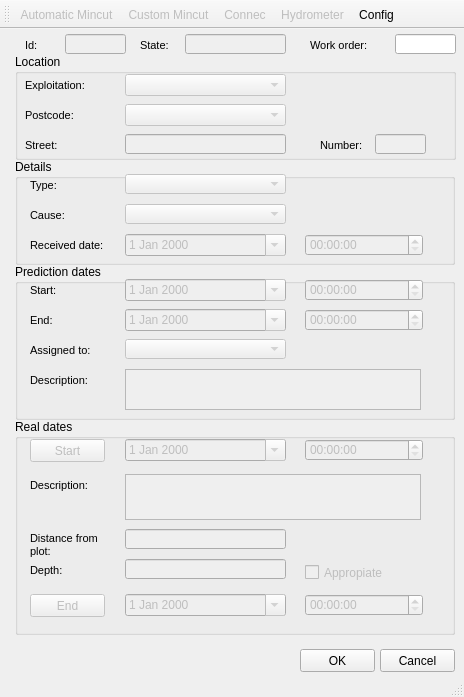
Qt form ui/mincut.ui (Giswater/giswater_qgis_plugin) before a commit.
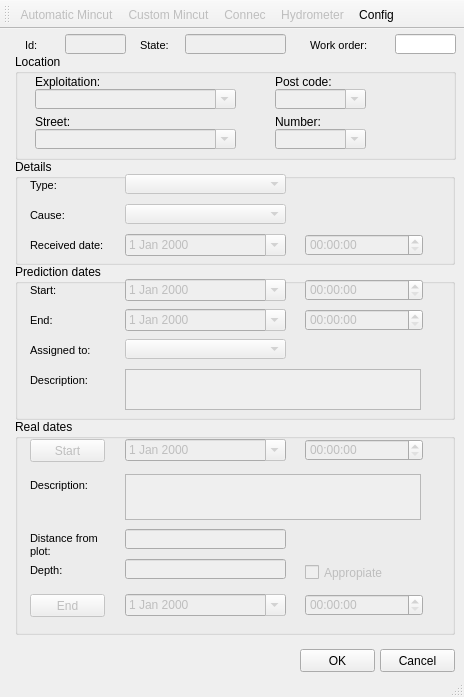
The same form after that commit. Icons and pictures are not drawn.

```diff
--- a/ui/mincut.ui
+++ b/ui/mincut.ui
@@ -26,206 +26,120 @@
     <property name="title">
      <string>Location</string>
     </property>
-    <widget class="QLineEdit" name="number">
-     <property name="enabled">
-      <bool>false</bool>
-     </property>
+    <widget class="QLabel" name="label_connec_4">
      <property name="geometry">
       <rect>
-       <x>360</x>
-       <y>80</y>
-       <width>51</width>
-       <height>20</height>
+       <x>260</x>
+       <y>60</y>
+       <width>81</width>
+       <height>16</height>
       </rect>
-     </property>
-     <property name="text">
-      <string/>
-     </property>
-    </widget>
-    <widget class="QLabel" name="label_label_x_2">
-     <property name="geometry">
-      <rect>
-       <x>10</x>
-       <y>80</y>
-       <width>90</width>
-       <height>22</height>
-      </rect>
-     </property>
-     <property name="font">
-      <font>
-       <pointsize>8</pointsize>
-      </font>
-     </property>
-     <property name="frameShape">
-      <enum>QFrame::NoFrame</enum>
-     </property>
-     <property name="frameShadow">
-      <enum>QFrame::Plain</enum>
-     </property>
-     <property name="text">
-      <string>Street:</string>
-     </property>
-     <property name="textFormat">
-      <enum>Qt::AutoText</enum>
-     </property>
-     <property name="scaledContents">
-      <bool>false</bool>
-     </property>
-     <property name="alignment">
-      <set>Qt::AlignLeading|Qt::AlignLeft|Qt::AlignVCenter</set>
-     </property>
-     <property name="margin">
-      <number>3</number>
-     </property>
-    </widget>
-    <widget class="QLabel" name="label_label_x_3">
-     <property name="geometry">
-      <rect>
-       <x>305</x>
-       <y>80</y>
-       <width>51</width>
-       <height>22</height>
-      </rect>
-     </property>
-     <property name="font">
-      <font>
-       <pointsize>8</pointsize>
-      </font>
-     </property>
-     <property name="frameShape">
-      <enum>QFrame::NoFrame</enum>
-     </property>
-     <property name="frameShadow">
-      <enum>QFrame::Plain</enum>
      </property>
      <property name="text">
       <string>Number:</string>
      </property>
-     <property name="textFormat">
-      <enum>Qt::AutoText</enum>
+    </widget>
+    <widget class="QLabel" name="label_connec_5">
+     <property name="geometry">
+      <rect>
+       <x>20</x>
+       <y>60</y>
+       <width>81</width>
+       <height>16</height>
+      </rect>
      </property>
-     <property name="scaledContents">
+     <property name="text">
+      <string>Street:</string>
+     </property>
+    </widget>
+    <widget class="QComboBox" name="address_number">
+     <property name="enabled">
       <bool>false</bool>
      </property>
-     <property name="alignment">
-      <set>Qt::AlignLeading|Qt::AlignLeft|Qt::AlignVCenter</set>
+     <property name="geometry">
+      <rect>
+       <x>260</x>
+       <y>75</y>
+       <width>91</width>
+       <height>20</height>
+      </rect>
      </property>
-     <property name="margin">
-      <number>3</number>
+     <property name="editable">
+      <bool>true</bool>
      </property>
     </widget>
-    <widget class="QLineEdit" name="street">
+    <widget class="QComboBox" name="address_exploitation">
      <property name="enabled">
       <bool>false</bool>
      </property>
      <property name="geometry">
       <rect>
-       <x>110</x>
-       <y>80</y>
-       <width>161</width>
+       <x>20</x>
+       <y>35</y>
+       <width>201</width>
        <height>20</height>
       </rect>
      </property>
-     <property name="text">
-      <string/>
+     <property name="editable">
+      <bool>true</bool>
      </property>
     </widget>
-    <widget class="QLabel" name="label_label_x">
+    <widget class="QComboBox" name="address_postal_code">
+     <property name="enabled">
+      <bool>false</bool>
+     </property>
      <property name="geometry">
       <rect>
-       <x>10</x>
+       <x>260</x>
+       <y>35</y>
+       <width>91</width>
+       <height>20</height>
+      </rect>
+     </property>
+     <property name="editable">
+      <bool>true</bool>
+     </property>
+    </widget>
+    <widget class="QLabel" name="label_connec_3">
+     <property name="geometry">
+      <rect>
+       <x>260</x>
        <y>20</y>
-       <width>90</width>
-       <height>22</height>
+       <width>81</width>
+       <height>16</height>
       </rect>
      </property>
-     <property name="font">
-      <font>
-       <pointsize>8</pointsize>
-      </font>
+     <property name="text">
+      <string>Post code:</string>
      </property>
-     <property name="frameShape">
-      <enum>QFrame::NoFrame</enum>
+    </widget>
+    <widget class="QComboBox" name="address_street">
+     <property name="enabled">
+      <bool>false</bool>
      </property>
-     <property name="frameShadow">
-      <enum>QFrame::Plain</enum>
+     <property name="geometry">
+      <rect>
+       <x>20</x>
+       <y>75</y>
+       <width>201</width>
+       <height>20</height>
+      </rect>
+     </property>
+     <property name="editable">
+      <bool>true</bool>
+     </property>
+    </widget>
+    <widget class="QLabel" name="label_connec_2">
+     <property name="geometry">
+      <rect>
+       <x>20</x>
+       <y>20</y>
+       <width>81</width>
+       <height>16</height>
+      </rect>
      </property>
      <property name="text">
       <string>Exploitation:</string>
-     </property>
-     <property name="textFormat">
-      <enum>Qt::AutoText</enum>
-     </property>
-     <property name="scaledContents">
-      <bool>false</bool>
-     </property>
-     <property name="alignment">
-      <set>Qt::AlignLeading|Qt::AlignLeft|Qt::AlignVCenter</set>
-     </property>
-     <property name="margin">
-      <number>3</number>
-     </property>
-    </widget>
-    <widget class="QComboBox" name="exploitation">
-     <property name="enabled">
-      <bool>false</bool>
-     </property>
-     <property name="geometry">
-      <rect>
-       <x>110</x>
-       <y>20</y>
-       <width>161</width>
-       <height>22</height>
-      </rect>
-     </property>
-    </widget>
-    <widget class="QLabel" name="label_label_x_6">
-     <property name="geometry">
-      <rect>
-       <x>10</x>
-       <y>50</y>
-       <width>90</width>
-       <height>22</height>
-      </rect>
-     </property>
-     <property name="font">
-      <font>
-       <pointsize>8</pointsize>
-      </font>
-     </property>
-     <property name="frameShape">
-      <enum>QFrame::NoFrame</enum>
-     </property>
-     <property name="frameShadow">
-      <enum>QFrame::Plain</enum>
-     </property>
-     <property name="text">
-      <string>Postcode:</string>
-     </property>
-     <property name="textFormat">
-      <enum>Qt::AutoText</enum>
-     </property>
-     <property name="scaledContents">
-      <bool>false</bool>
-     </property>
-     <property name="alignment">
-      <set>Qt::AlignLeading|Qt::AlignLeft|Qt::AlignVCenter</set>
-     </property>
-     <property name="margin">
-      <number>3</number>
-     </property>
-    </widget>
-    <widget class="QComboBox" name="postcode">
-     <property name="enabled">
-      <bool>false</bool>
-     </property>
-     <property name="geometry">
-      <rect>
-       <x>110</x>
-       <y>50</y>
-       <width>161</width>
-       <height>22</height>
-      </rect>
      </property>
     </widget>
    </widget>
```
